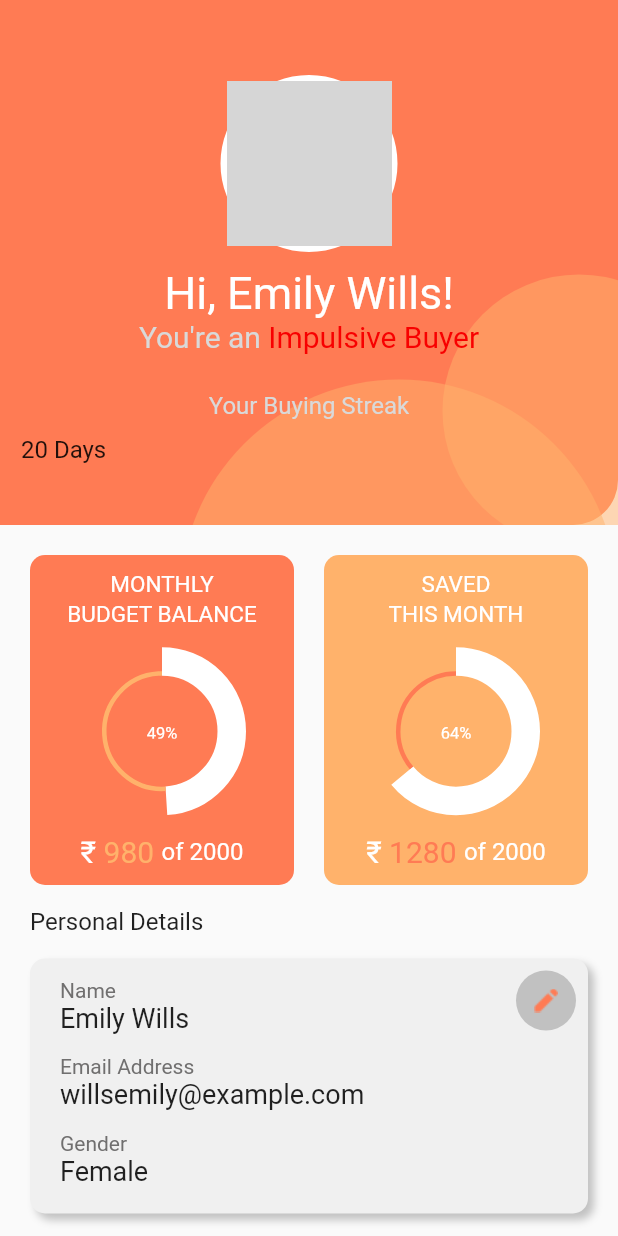
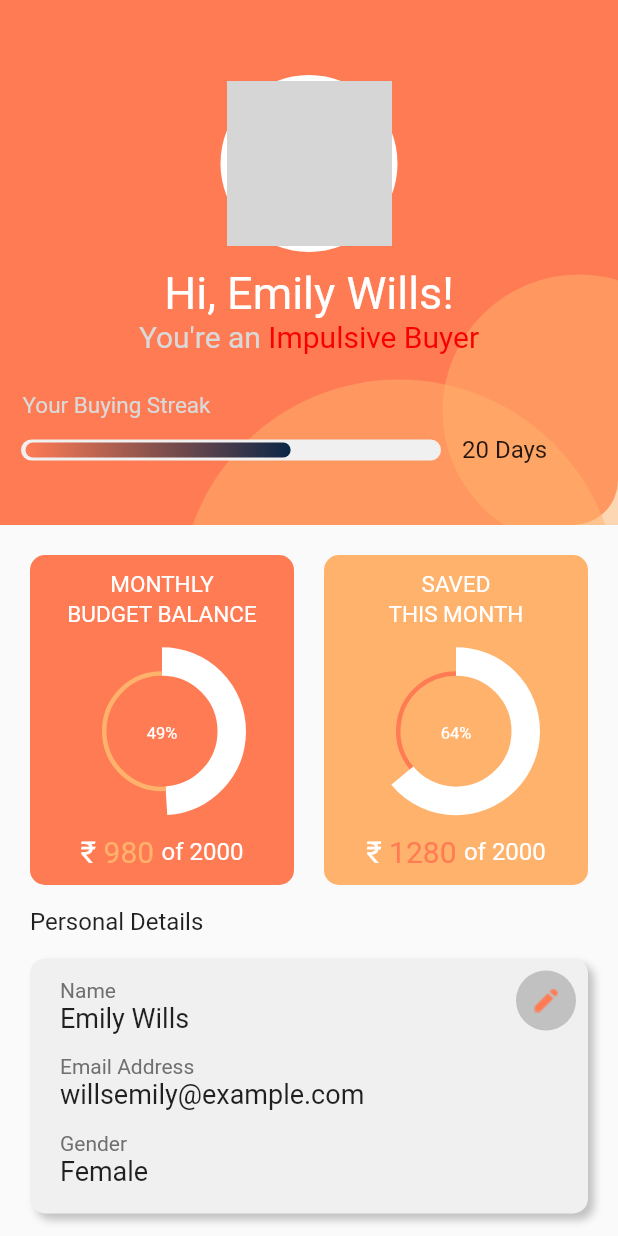
Before and after one commit to BluFin-Designs/Invox-App, a Flutter app: the screen it shows after launch, on a phone screen of 412 x 824 dp. Run offline on Flutter 3.47's test engine with Material 2 defaults, Android fonts, the phone set to English and light mode, and no system bars; drawn by our look-alikes of fl_chart; network calls fail; grey boxes are pictures that could not be loaded.

```diff
--- a/invox/lib/Views/Screens/Profile_Screen.dart
+++ b/invox/lib/Views/Screens/Profile_Screen.dart
@@ -2,6 +2,7 @@ import 'package:fl_chart/fl_chart.dart';
 import 'package:flutter/material.dart';
 import '../Widgets/Profile_card.dart';
 import '../Widgets/pie_chart.dart';
+import 'dart:math';
 
 class Profile extends StatelessWidget {
   static const routeName = '/profile';
@@ -99,23 +100,97 @@ class Profile extends StatelessWidget {
                       const SizedBox(
                         height: 25.0,
                       ),
-                      const Text(
-                        'Your Buying Streak',
-                        textAlign: TextAlign.left,
-                        style: TextStyle(
-                          fontSize: 16.0,
-                          color: Color(0xFFD9D9D9),
-                        ),
+                      Row(
+                        children: [
+                          SizedBox(
+                            width: 15.0,
+                          ),
+                          const Text(
+                            'Your Buying Streak',
+                            textAlign: TextAlign.start,
+                            style: TextStyle(
+                              fontSize: 15.0,
+                              color: Color(0xFFD9D9D9),
+                            ),
+                          ),
+                        ],
                       ),
                       Row(
                         children: [
-                          Container(
-                            height: 20.0,
-                            margin: const EdgeInsets.only(
-                                left: 7.0, top: 10.0, right: 7.0, bottom: 10.0),
-                            color: Colors.white,
-                            child: Column(
-                              children: [],
+                          Padding(
+                            padding: const EdgeInsets.all(14.0),
+                            child: Container(
+                              height: 14,
+                              child: RotatedBox(
+                                quarterTurns: -3,
+                                child: AspectRatio(
+                                  aspectRatio: 0.05,
+                                  child: Container(
+                                    decoration: BoxDecoration(
+                                        color: const Color(0xffF0F0F0),
+                                        borderRadius:
+                                            BorderRadius.circular(20)),
+                                    child: Padding(
+                                      padding: const EdgeInsets.all(3.0),
+                                      child: BarChart(
+                                        BarChartData(
+                                          barGroups: [
+                                            BarChartGroupData(
+                                              x: 0,
+                                              barRods: [
+                                                BarChartRodData(
+                                                  width: 10,
+                                                  toY: 20,
+                                                  gradient: _barsGradient,
+                                                  borderRadius:
+                                                      BorderRadius.all(
+                                                          Radius.circular(
+                                                              10.0)),
+                                                ),
+                                              ],
+                                            ),
+                                          ],
+                                          gridData: FlGridData(
+                                              drawHorizontalLine: false,
+                                              drawVerticalLine: false),
+                                          alignment:
+                                              BarChartAlignment.spaceAround,
+                                          maxY: 31,
+                                          barTouchData: BarTouchData(
+                                              enabled: false,
+                                              touchTooltipData:
+                                                  BarTouchTooltipData(
+                                                tooltipBgColor:
+                                                    Colors.transparent,
+                                                tooltipPadding: EdgeInsets.zero,
+                                                tooltipMargin: 8,
+                                                getTooltipItem: (
+                                                  BarChartGroupData group,
+                                                  int groupIndex,
+                                                  BarChartRodData rod,
+                                                  int rodIndex,
+                                                ) {
+                                                  return BarTooltipItem(
+                                                    rod.toY.round().toString(),
+                                                    const TextStyle(
+                                                        color:
+                                                            Color(0xFFFF7B54),
+                                                        fontWeight:
+                                                            FontWeight.bold),
+                                                  );
+                                                },
+                                              )),
+                                          titlesData: titlesData,
+                                          borderData: FlBorderData(
+                                            show: true,
+                                            border: const Border(),
+                                          ),
+                                        ),
+                                      ),
+                                    ),
+                                  ),
+                                ),
+                              ),
                             ),
                           ),
                           Text(
@@ -345,4 +420,30 @@ class Profile extends StatelessWidget {
       ),
     );
   }
+
+  LinearGradient get _barsGradient => const LinearGradient(
+        colors: [
+          Color(0xffFF7B54),
+          Color(0xFF0A2647),
+        ],
+        begin: Alignment.bottomCenter,
+        end: Alignment.topCenter,
+      );
+  FlTitlesData get titlesData => FlTitlesData(
+        show: false,
+        bottomTitles: AxisTitles(
+          sideTitles: SideTitles(
+            showTitles: false,
+          ),
+        ),
+        leftTitles: AxisTitles(
+          sideTitles: SideTitles(showTitles: false),
+        ),
+        topTitles: AxisTitles(
+          sideTitles: SideTitles(showTitles: false),
+        ),
+        rightTitles: AxisTitles(
+          sideTitles: SideTitles(showTitles: false),
+        ),
+      );
 }
```
